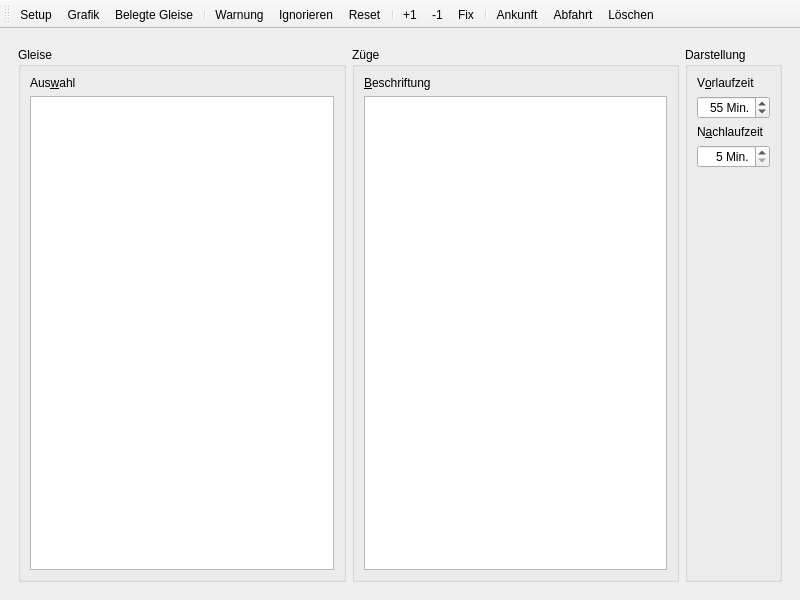
Above: stskit/qt/gleisbelegung.ui from topological-state/stskit before the change. Below: the same form after it.
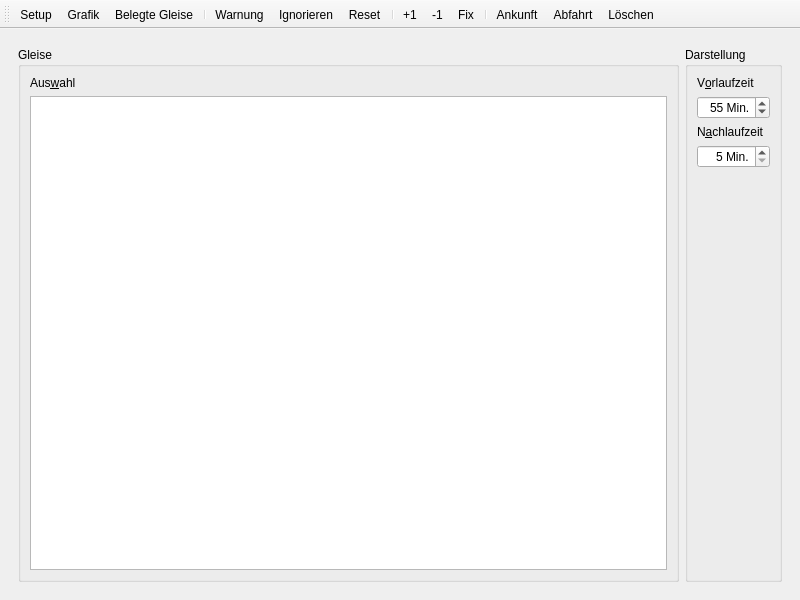
That is the form after the change. The open tabs and pages were chosen to show the change. Icons and pictures are not drawn.

Commit message: keine zugbeschriftungseinstellung in bildfahrplan und gleisbelegung

Patch:
```diff
--- a/stskit/qt/gleisbelegung.ui
+++ b/stskit/qt/gleisbelegung.ui
@@ -48,28 +48,6 @@
           </layout>
          </widget>
         </item>
-        <item>
-         <widget class="QGroupBox" name="zuege_group">
-          <property name="title">
-           <string>Züge</string>
-          </property>
-          <layout class="QVBoxLayout" name="verticalLayout_2">
-           <item>
-            <widget class="QLabel" name="beschriftung_label">
-             <property name="text">
-              <string>&amp;Beschriftung</string>
-             </property>
-             <property name="buddy">
-              <cstring>beschriftung_table</cstring>
-             </property>
-            </widget>
-           </item>
-           <item>
-            <widget class="QTableView" name="beschriftung_table"/>
-           </item>
-          </layout>
-         </widget>
-        </item>
         <item>
          <widget class="QGroupBox" name="darstellung_group">
           <property name="title">
```
Left out of the diff: 28 changed lines with no effect on the pictures. The commit also changes 3 other files.
